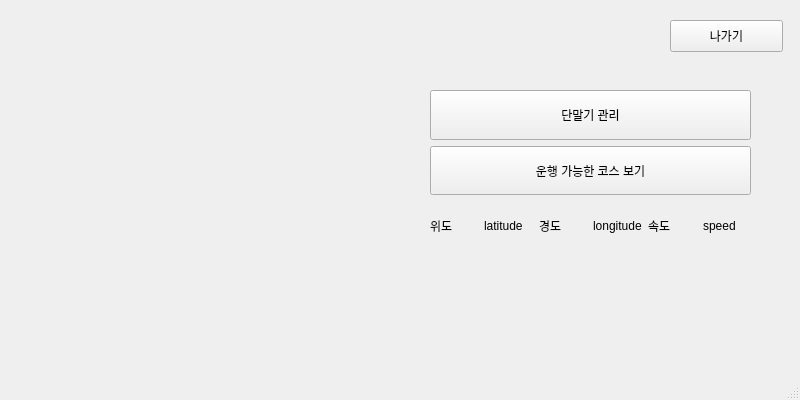
Above: device/untitled.ui from yumm08/LittleRiders before the change. Below: the same form after it.
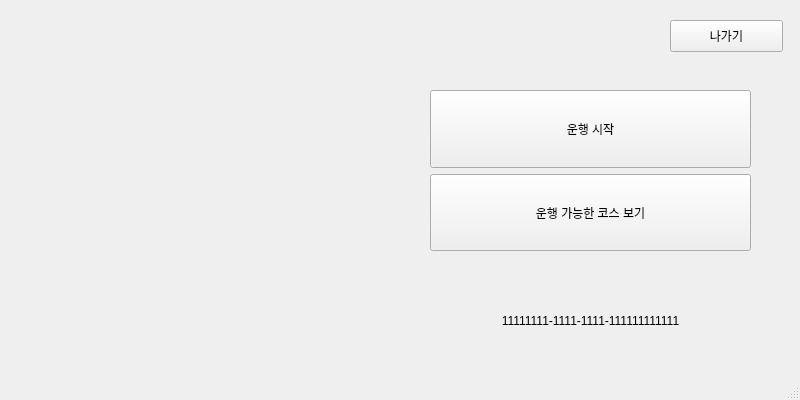
That is the form after the change.

The edit to the form file:
```diff
--- a/device/untitled.ui
+++ b/device/untitled.ui
@@ -33,7 +33,7 @@
         </sizepolicy>
        </property>
        <property name="text">
-        <string>단말기 관리</string>
+        <string>운행 시작</string>
        </property>
       </widget>
      </item>
@@ -50,52 +50,6 @@
        </property>
       </widget>
      </item>
-     <item>
-      <layout class="QHBoxLayout" name="horizontalLayout">
-       <item>
-        <widget class="QLabel" name="label_4">
-         <property name="text">
-          <string>위도</string>
-         </property>
-        </widget>
-       </item>
-       <item>
-        <widget class="QLabel" name="latitudeText">
-         <property name="text">
-          <string>latitude</string>
-         </property>
-        </widget>
-       </item>
-       <item>
-        <widget class="QLabel" name="label_2">
-         <property name="text">
-          <string>경도</string>
-         </property>
-        </widget>
-       </item>
-       <item>
-        <widget class="QLabel" name="longitudeText">
-         <property name="text">
-          <string>longitude</string>
-         </property>
-        </widget>
-       </item>
-       <item>
-        <widget class="QLabel" name="label_5">
-         <property name="text">
-          <string>속도</string>
-         </property>
-        </widget>
-       </item>
-       <item>
-        <widget class="QLabel" name="speedText">
-         <property name="text">
-          <string>speed</string>
-         </property>
-        </widget>
-       </item>
-      </layout>
-     </item>
     </layout>
    </widget>
    <widget class="QPushButton" name="exitButton">
@@ -115,13 +69,47 @@
     <property name="geometry">
      <rect>
       <x>30</x>
-      <y>40</y>
+      <y>20</y>
       <width>381</width>
-      <height>281</height>
+      <height>321</height>
      </rect>
     </property>
     <layout class="QVBoxLayout" name="mapLayout"/>
    </widget>
+   <widget class="QWidget" name="horizontalLayoutWidget">
+    <property name="geometry">
+     <rect>
+      <x>430</x>
+      <y>300</y>
+      <width>321</width>
+      <height>41</height>
+     </rect>
+    </property>
+    <layout class="QHBoxLayout" name="horizontalLayout_2" stretch="0">
+     <property name="sizeConstraint">
+      <enum>QLayout::SetDefaultConstraint</enum>
+     </property>
+     <item>
+      <widget class="QLabel" name="serialNumberText">
+       <property name="sizePolicy">
+        <sizepolicy hsizetype="Preferred" vsizetype="Preferred">
+         <horstretch>2</horstretch>
+         <verstretch>0</verstretch>
+        </sizepolicy>
+       </property>
+       <property name="lineWidth">
+        <number>1</number>
+       </property>
+       <property name="text">
+        <string>11111111-1111-1111-111111111111</string>
+       </property>
+       <property name="alignment">
+        <set>Qt::AlignCenter</set>
+       </property>
+      </widget>
+     </item>
+    </layout>
+   </widget>
   </widget>
   <widget class="QMenuBar" name="menubar">
    <property name="geometry">
```
Left out of the diff: 16 changed lines with no effect on the pictures.
